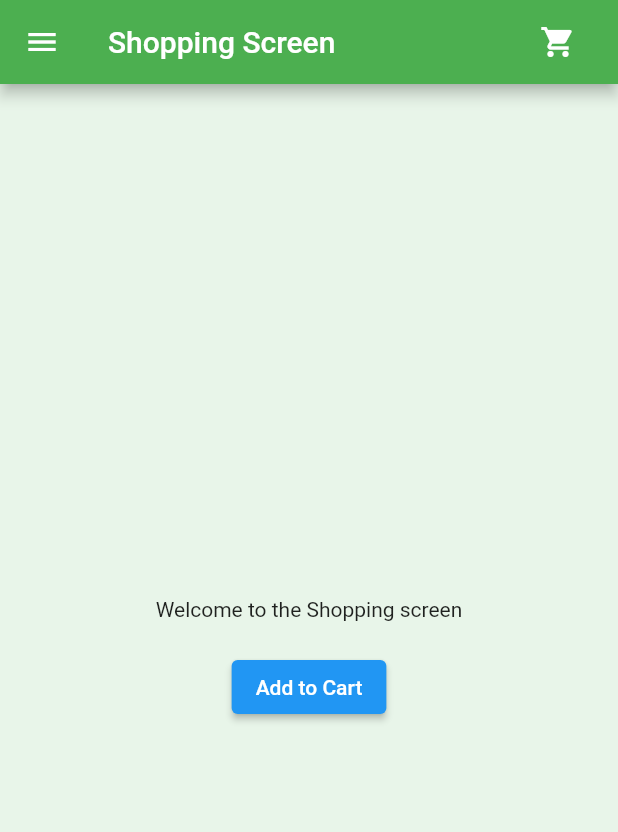
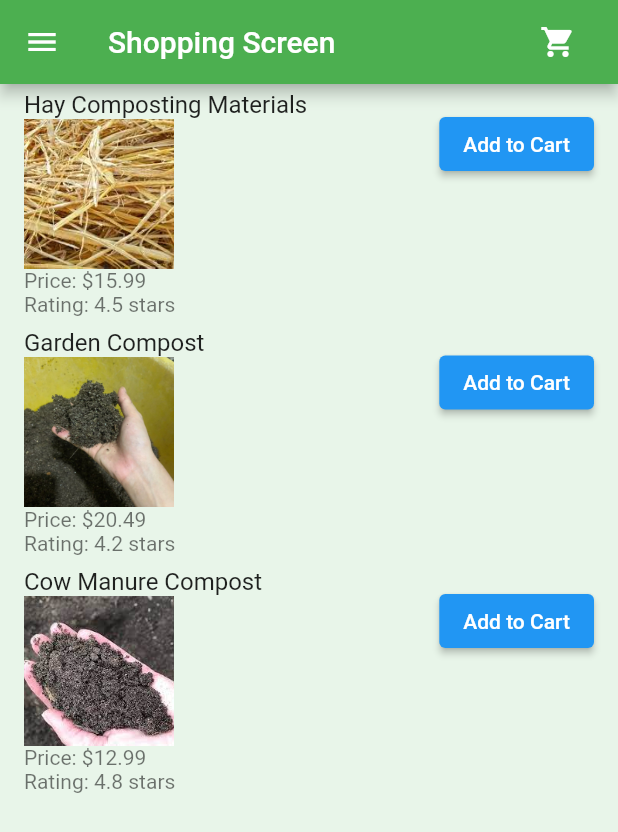
Before and after one commit to Shamsuhaila07/TTP-Project-EcoSync-Application, a Flutter app: the AddDevice screen opened directly, after a tap on the "menu" icon, after a tap on "Shopping", on a phone screen of 412 x 824 dp. Shown: the top 832 px of the screen. Run offline on Flutter 3.47's test engine with Material 2 defaults, Android fonts, the phone set to English and light mode, and no system bars.

Commit message:
Adding the image of items

```diff
--- a/envroapplication/lib/add_device.dart
+++ b/envroapplication/lib/add_device.dart
@@ -6,6 +6,26 @@ import 'login_screen.dart';
 
 class AddDevice extends StatelessWidget {
   final GlobalKey<ScaffoldState> _scaffoldKey2 = GlobalKey<ScaffoldState>();
+
+  void _showDialog(BuildContext context) {
+    showDialog(
+      context: context,
+      builder: (BuildContext context) {
+        return AlertDialog(
+          title: Text("Envro Device has been successfully added"),
+          content: Text("EcoSync01 is added"),
+          actions: [
+            TextButton(
+              onPressed: () {
+                Navigator.of(context).pop();
+              },
+              child: Text("OK"),
+            ),
+          ],
+        );
+      },
+    );
+  }
 
   @override
   Widget build(BuildContext context) {
@@ -25,8 +45,29 @@ class AddDevice extends StatelessWidget {
         ),
         backgroundColor: Colors.green[500],
       ),
-      body: const Center(
-        child: Text("Welcome to the Add Device screen"),
+      body: Center(
+        child: Column(
+          mainAxisAlignment: MainAxisAlignment.center,
+          children: [
+            Text("Please Scan the QR code to Add Envro Devices"),
+            SizedBox(height: 20),
+            Image.asset(
+              'images/QR.png', // Assuming QR.png is in the images directory
+              width: 100,
+              height: 100,
+            ),
+            SizedBox(height: 20),
+            ElevatedButton(
+              onPressed: () {
+                _showDialog(context);
+              },
+              style: ElevatedButton.styleFrom(
+                backgroundColor: Colors.green, // Set the button color to green
+              ),
+              child: Text('Add Device'),
+            ),
+          ],
+        ),
       ),
       backgroundColor: Colors.green[50],
       drawer: Drawer(
@@ -95,11 +136,11 @@ class AddDevice extends StatelessWidget {
                             Navigator.of(context).pop();
                             // Perform logout actions here if needed
                             Navigator.push(
-                                  context,
-                                  MaterialPageRoute(
-                                    builder: (context) => LoginScreen(),
-                                  ),
-                                );
+                              context,
+                              MaterialPageRoute(
+                                builder: (context) => LoginScreen(),
+                              ),
+                            );
                           },
                           child: const Text("OK"),
                         ),
--- a/envroapplication/lib/shopping.dart
+++ b/envroapplication/lib/shopping.dart
@@ -26,6 +26,28 @@ class _ShoppingState extends State<Shopping> {
       itemsInCart.add(item);
     });
   }
+
+  // Dummy list of items for demonstration
+  List<Item> itemList = [
+    Item(
+      name: 'Hay Composting Materials',
+      price: 15.99,
+      rating: 4.5,
+      image: 'images/HayCompost.jpg',
+    ),
+    Item(
+      name: 'Garden Compost',
+      price: 20.49,
+      rating: 4.2,
+      image: 'images/GardenCompost.jpg',
+    ),
+    Item(
+      name: 'Cow Manure Compost',
+      price: 12.99,
+      rating: 4.8,
+      image: 'images/CowManure.jpg',
+    ),
+  ];
 
   @override
   Widget build(BuildContext context) {
@@ -62,20 +84,32 @@ class _ShoppingState extends State<Shopping> {
         ],
         backgroundColor: Colors.green[500],
       ),
-      body: Center(
-        child: Column(
-          mainAxisAlignment: MainAxisAlignment.center,
-          children: [
-            Text("Welcome to the Shopping screen"),
-            SizedBox(height: 20),
-            ElevatedButton(
+      body: ListView.builder(
+        itemCount: itemList.length,
+        itemBuilder: (context, index) {
+          return ListTile(
+            title: Text(itemList[index].name),
+            subtitle: Column(
+              crossAxisAlignment: CrossAxisAlignment.start,
+              children: [
+                Image.asset(
+                  itemList[index].image,
+                  width: 100,
+                  height: 100,
+                  fit: BoxFit.cover,
+                ),
+                Text('Price: \$${itemList[index].price}'),
+                Text('Rating: ${itemList[index].rating} stars'),
+              ],
+            ),
+            trailing: ElevatedButton(
               onPressed: () {
-                addToCart("Item 1"); // Add your item details here
+                addToCart(itemList[index].name);
               },
               child: Text('Add to Cart'),
             ),
-          ],
-        ),
+          );
+        },
       ),
       backgroundColor: Colors.green[50],
       drawer: Drawer(
@@ -164,3 +198,12 @@ class _ShoppingState extends State<Shopping> {
     );
   }
 }
+
+class Item {
+  final String name;
+  final double price;
+  final double rating;
+  final String image;
+
+  Item({required this.name, required this.price, required this.rating, required this.image});
+}
--- a/envroapplication/pubspec.yaml
+++ b/envroapplication/pubspec.yaml
@@ -63,6 +63,10 @@ flutter:
     - images/MediumSizedFarmThumbsUp.jpg
     - images/farm.jpg
     - images/compost.jpg
+    - images/QR.png
+    - images/HayCompost.jpg
+    - images/GardenCompost.jpg
+    - images/CowManure.jpg
 
 
   # An image asset can refer to one or more resolution-specific "variants", see
```
Also changed, not shown: envroapplication/images/CowManure.jpg (added), envroapplication/images/GardenCompost.jpg (added), envroapplication/images/HayCompost.jpg (added), envroapplication/images/QR.png (added).
